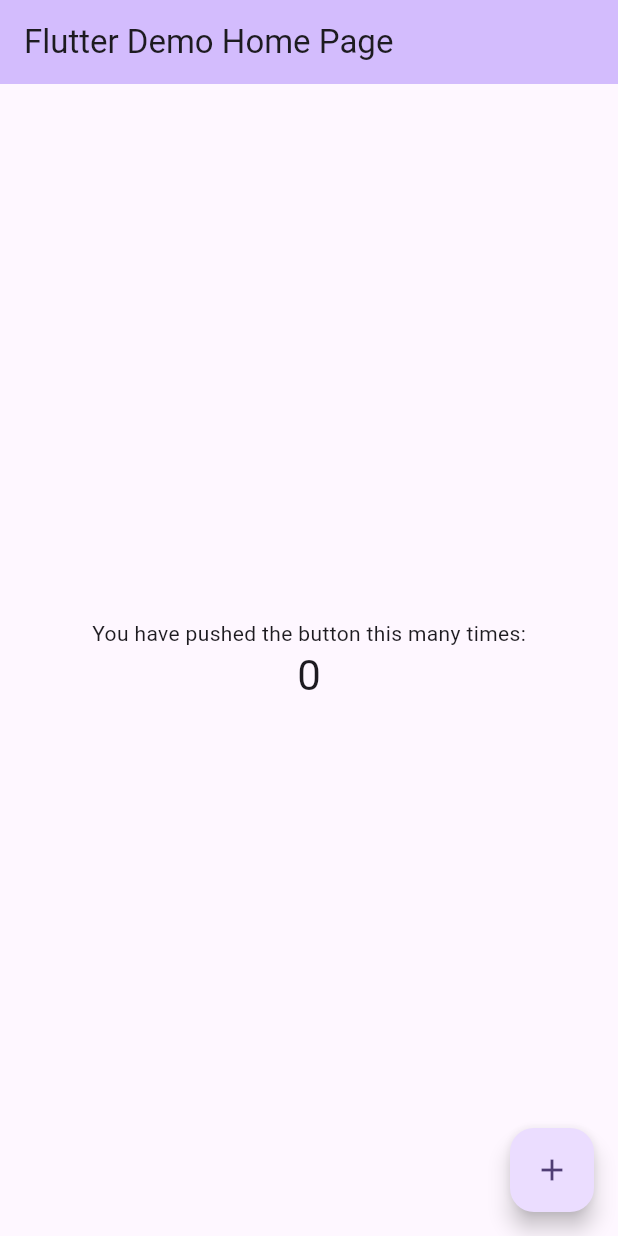
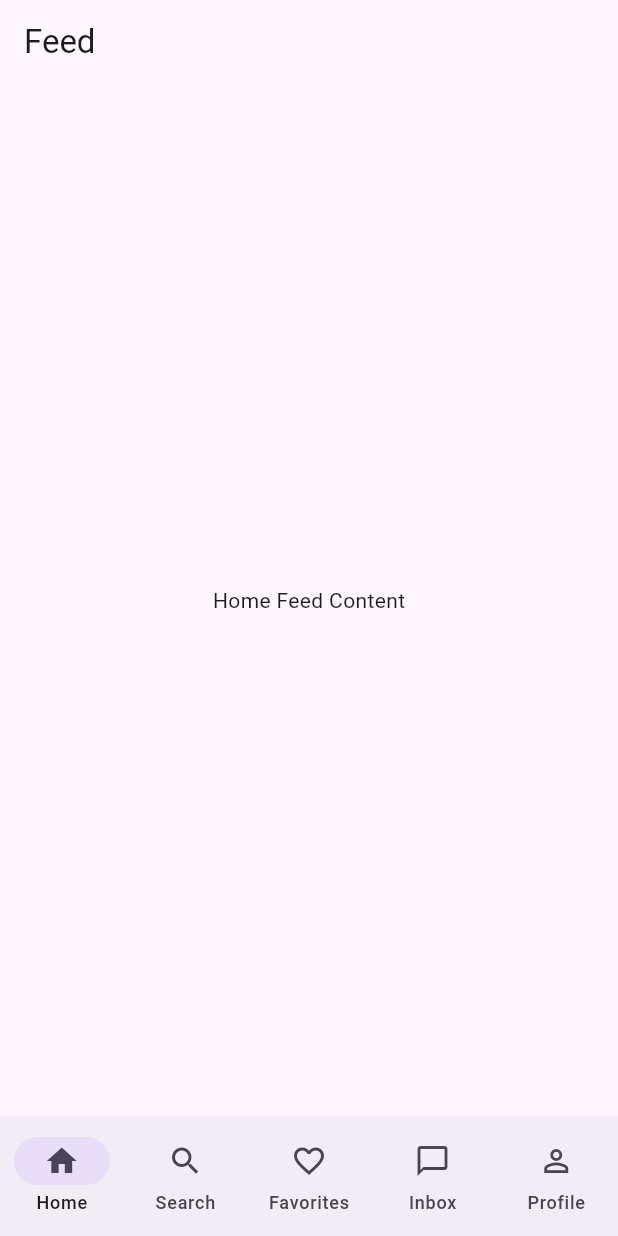
Before and after one commit to yntymakA/project-ait, a Flutter app: the screen it shows after launch, on a phone screen of 412 x 824 dp. Run offline on Flutter 3.47's test engine with Material 3 defaults, Android fonts, the phone set to English and light mode, and no system bars; our stand-ins replace flutter_riverpod, go_router.

Commit message:
feat: implement bottom navigation shell and app routing using go_router

```diff
--- /dev/null
+++ b/Mobile/lib/core/router/app_router.dart
@@ -0,0 +1,80 @@
+import 'package:flutter/material.dart';
+import 'package:go_router/go_router.dart';
+
+import 'main_shell.dart';
+import '../../features/listings/presentation/feed_screen.dart';
+import '../../features/search/presentation/search_screen.dart';
+import '../../features/favorites/presentation/favorites_screen.dart';
+import '../../features/conversations/presentation/inbox_screen.dart';
+import '../../features/profile/presentation/profile_screen.dart';
+
+final rootNavigatorKey = GlobalKey<NavigatorState>();
+final shellNavigatorHomeKey = GlobalKey<NavigatorState>(debugLabel: 'HomeTab');
+final shellNavigatorSearchKey = GlobalKey<NavigatorState>(debugLabel: 'SearchTab');
+final shellNavigatorFavoritesKey = GlobalKey<NavigatorState>(debugLabel: 'FavTab');
+final shellNavigatorInboxKey = GlobalKey<NavigatorState>(debugLabel: 'InboxTab');
+final shellNavigatorProfileKey = GlobalKey<NavigatorState>(debugLabel: 'ProfileTab');
+
+final appRouter = GoRouter(
+  navigatorKey: rootNavigatorKey,
+  initialLocation: '/feed',
+  routes: [
+    StatefulShellRoute.indexedStack(
+      builder: (context, state, navigationShell) {
+        return MainShell(navigationShell: navigationShell);
+      },
+      branches: [
+        // Tab 1: Home Feed
+        StatefulShellBranch(
+          navigatorKey: shellNavigatorHomeKey,
+          routes: [
+            GoRoute(
+              path: '/feed',
+              builder: (context, state) => const FeedScreen(),
+            ),
+          ],
+        ),
+        // Tab 2: Search
+        StatefulShellBranch(
+          navigatorKey: shellNavigatorSearchKey,
+          routes: [
+            GoRoute(
+              path: '/search',
+              builder: (context, state) => const SearchScreen(),
+            ),
+          ],
+        ),
+        // Tab 3: Favorites
+        StatefulShellBranch(
+          navigatorKey: shellNavigatorFavoritesKey,
+          routes: [
+            GoRoute(
+              path: '/favorites',
+              builder: (context, state) => const FavoritesScreen(),
+            ),
+          ],
+        ),
+        // Tab 4: Inbox
+        StatefulShellBranch(
+          navigatorKey: shellNavigatorInboxKey,
+          routes: [
+            GoRoute(
+              path: '/inbox',
+              builder: (context, state) => const InboxScreen(),
+            ),
+          ],
+        ),
+        // Tab 5: Profile
+        StatefulShellBranch(
+          navigatorKey: shellNavigatorProfileKey,
+          routes: [
+            GoRoute(
+              path: '/profile',
+              builder: (context, state) => const ProfileScreen(),
+            ),
+          ],
+        ),
+      ],
+    ),
+  ],
+);
--- /dev/null
+++ b/Mobile/lib/core/router/main_shell.dart
@@ -0,0 +1,51 @@
+import 'package:flutter/material.dart';
+import 'package:go_router/go_router.dart';
+
+class MainShell extends StatelessWidget {
+  final StatefulNavigationShell navigationShell;
+
+  const MainShell({super.key, required this.navigationShell});
+
+  @override
+  Widget build(BuildContext context) {
+    return Scaffold(
+      body: navigationShell,
+      bottomNavigationBar: NavigationBar(
+        selectedIndex: navigationShell.currentIndex,
+        onDestinationSelected: (index) {
+          navigationShell.goBranch(
+            index,
+            initialLocation: index == navigationShell.currentIndex,
+          );
+        },
+        destinations: const [
+          NavigationDestination(
+            icon: Icon(Icons.home_outlined),
+            selectedIcon: Icon(Icons.home),
+            label: 'Home',
+          ),
+          NavigationDestination(
+            icon: Icon(Icons.search_outlined),
+            selectedIcon: Icon(Icons.search),
+            label: 'Search',
+          ),
+          NavigationDestination(
+            icon: Icon(Icons.favorite_outline),
+            selectedIcon: Icon(Icons.favorite),
+            label: 'Favorites',
+          ),
+          NavigationDestination(
+            icon: Icon(Icons.chat_bubble_outline),
+            selectedIcon: Icon(Icons.chat_bubble),
+            label: 'Inbox',
+          ),
+          NavigationDestination(
+            icon: Icon(Icons.person_outline),
+            selectedIcon: Icon(Icons.person),
+            label: 'Profile',
+          ),
+        ],
+      ),
+    );
+  }
+}
--- /dev/null
+++ b/Mobile/lib/features/conversations/presentation/inbox_screen.dart
@@ -0,0 +1,15 @@
+import 'package:flutter/material.dart';
+
+class InboxScreen extends StatelessWidget {
+  const InboxScreen({super.key});
+
+  @override
+  Widget build(BuildContext context) {
+    return Scaffold(
+      appBar: AppBar(title: const Text('Inbox')),
+      body: const Center(
+        child: Text('Your Conversations'),
+      ),
+    );
+  }
+}
--- /dev/null
+++ b/Mobile/lib/features/favorites/presentation/favorites_screen.dart
@@ -0,0 +1,15 @@
+import 'package:flutter/material.dart';
+
+class FavoritesScreen extends StatelessWidget {
+  const FavoritesScreen({super.key});
+
+  @override
+  Widget build(BuildContext context) {
+    return Scaffold(
+      appBar: AppBar(title: const Text('Favorites')),
+      body: const Center(
+        child: Text('Your Saved Listings'),
+      ),
+    );
+  }
+}
--- /dev/null
+++ b/Mobile/lib/features/listings/presentation/feed_screen.dart
@@ -0,0 +1,15 @@
+import 'package:flutter/material.dart';
+
+class FeedScreen extends StatelessWidget {
+  const FeedScreen({super.key});
+
+  @override
+  Widget build(BuildContext context) {
+    return Scaffold(
+      appBar: AppBar(title: const Text('Feed')),
+      body: const Center(
+        child: Text('Home Feed Content'),
+      ),
+    );
+  }
+}
--- /dev/null
+++ b/Mobile/lib/features/profile/presentation/profile_screen.dart
@@ -0,0 +1,15 @@
+import 'package:flutter/material.dart';
+
+class ProfileScreen extends StatelessWidget {
+  const ProfileScreen({super.key});
+
+  @override
+  Widget build(BuildContext context) {
+    return Scaffold(
+      appBar: AppBar(title: const Text('Profile')),
+      body: const Center(
+        child: Text('User Profile & Settings'),
+      ),
+    );
+  }
+}
--- /dev/null
+++ b/Mobile/lib/features/search/presentation/search_screen.dart
@@ -0,0 +1,15 @@
+import 'package:flutter/material.dart';
+
+class SearchScreen extends StatelessWidget {
+  const SearchScreen({super.key});
+
+  @override
+  Widget build(BuildContext context) {
+    return Scaffold(
+      appBar: AppBar(title: const Text('Search')),
+      body: const Center(
+        child: Text('Search & Filters'),
+      ),
+    );
+  }
+}
--- a/Mobile/lib/main.dart
+++ b/Mobile/lib/main.dart
@@ -1,122 +1,23 @@
 import 'package:flutter/material.dart';
+import 'package:flutter_riverpod/flutter_riverpod.dart';
+import 'core/router/app_router.dart';
 
 void main() {
-  runApp(const MyApp());
+  runApp(const ProviderScope(child: MarketplaceApp()));
 }
 
-class MyApp extends StatelessWidget {
-  const MyApp({super.key});
+class MarketplaceApp extends ConsumerWidget {
+  const MarketplaceApp({super.key});
 
-  // This widget is the root of your application.
   @override
-  Widget build(BuildContext context) {
-    return MaterialApp(
-      title: 'Flutter Demo',
+  Widget build(BuildContext context, WidgetRef ref) {
+    return MaterialApp.router(
+      title: 'AIT Marketplace',
       theme: ThemeData(
-        // This is the theme of your application.
-        //
-        // TRY THIS: Try running your application with "flutter run". You'll see
-        // the application has a purple toolbar. Then, without quitting the app,
-        // try changing the seedColor in the colorScheme below to Colors.green
-        // and then invoke "hot reload" (save your changes or press the "hot
-        // reload" button in a Flutter-supported IDE, or press "r" if you used
-        // the command line to start the app).
-        //
-        // Notice that the counter didn't reset back to zero; the application
-        // state is not lost during the reload. To reset the state, use hot
-        // restart instead.
-        //
-        // This works for code too, not just values: Most code changes can be
-        // tested with just a hot reload.
-        colorScheme: .fromSeed(seedColor: Colors.deepPurple),
+        colorScheme: ColorScheme.fromSeed(seedColor: Colors.deepPurple),
+        useMaterial3: true,
       ),
-      home: const MyHomePage(title: 'Flutter Demo Home Page'),
+      routerConfig: appRouter,
     );
   }
 }
-
-class MyHomePage extends StatefulWidget {
-  const MyHomePage({super.key, required this.title});
-
-  // This widget is the home page of your application. It is stateful, meaning
-  // that it has a State object (defined below) that contains fields that affect
-  // how it looks.
-
-  // This class is the configuration for the state. It holds the values (in this
-  // case the title) provided by the parent (in this case the App widget) and
-  // used by the build method of the State. Fields in a Widget subclass are
-  // always marked "final".
-
-  final String title;
-
-  @override
-  State<MyHomePage> createState() => _MyHomePageState();
-}
-
-class _MyHomePageState extends State<MyHomePage> {
-  int _counter = 0;
-
-  void _incrementCounter() {
-    setState(() {
-      // This call to setState tells the Flutter framework that something has
-      // changed in this State, which causes it to rerun the build method below
-      // so that the display can reflect the updated values. If we changed
-      // _counter without calling setState(), then the build method would not be
-      // called again, and so nothing would appear to happen.
-      _counter++;
-    });
-  }
-
-  @override
-  Widget build(BuildContext context) {
-    // This method is rerun every time setState is called, for instance as done
-    // by the _incrementCounter method above.
-    //
-    // The Flutter framework has been optimized to make rerunning build methods
-    // fast, so that you can just rebuild anything that needs updating rather
-    // than having to individually change instances of widgets.
-    return Scaffold(
-      appBar: AppBar(
-        // TRY THIS: Try changing the color here to a specific color (to
-        // Colors.amber, perhaps?) and trigger a hot reload to see the AppBar
-        // change color while the other colors stay the same.
-        backgroundColor: Theme.of(context).colorScheme.inversePrimary,
-        // Here we take the value from the MyHomePage object that was created by
-        // the App.build method, and use it to set our appbar title.
-        title: Text(widget.title),
-      ),
-      body: Center(
-        // Center is a layout widget. It takes a single child and positions it
-        // in the middle of the parent.
-        child: Column(
-          // Column is also a layout widget. It takes a list of children and
-          // arranges them vertically. By default, it sizes itself to fit its
-          // children horizontally, and tries to be as tall as its parent.
-          //
-          // Column has various properties to control how it sizes itself and
-          // how it positions its children. Here we use mainAxisAlignment to
-          // center the children vertically; the main axis here is the vertical
-          // axis because Columns are vertical (the cross axis would be
-          // horizontal).
-          //
-          // TRY THIS: Invoke "debug painting" (choose the "Toggle Debug Paint"
-          // action in the IDE, or press "p" in the console), to see the
-          // wireframe for each widget.
-          mainAxisAlignment: .center,
-          children: [
-            const Text('You have pushed the button this many times:'),
-            Text(
-              '$_counter',
-              style: Theme.of(context).textTheme.headlineMedium,
-            ),
-          ],
-        ),
-      ),
-      floatingActionButton: FloatingActionButton(
-        onPressed: _incrementCounter,
-        tooltip: 'Increment',
-        child: const Icon(Icons.add),
-      ),
-    );
-  }
-}
```
